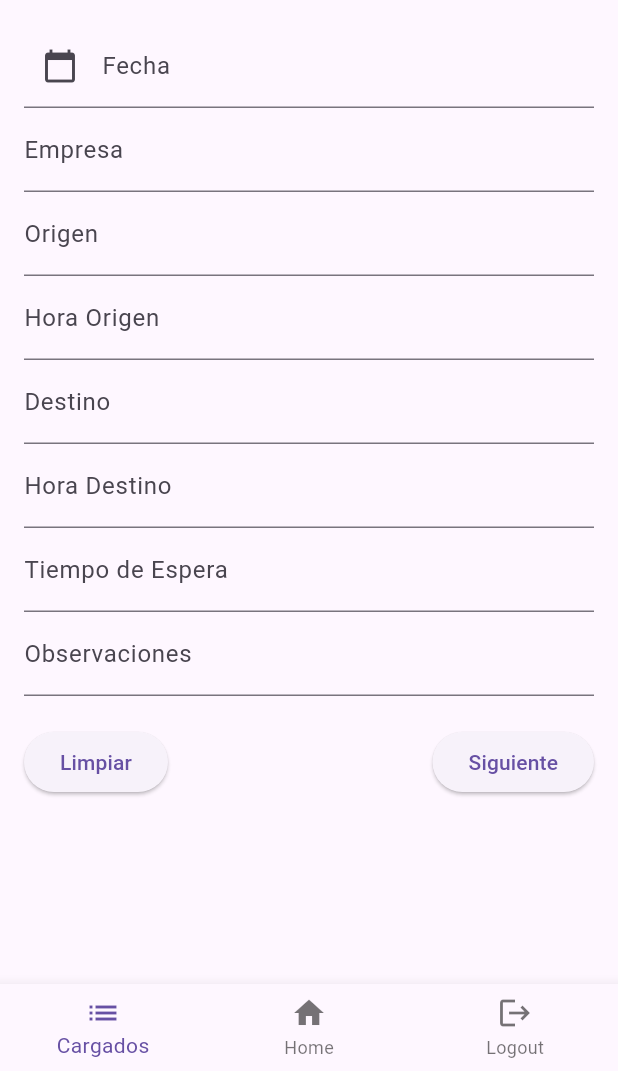
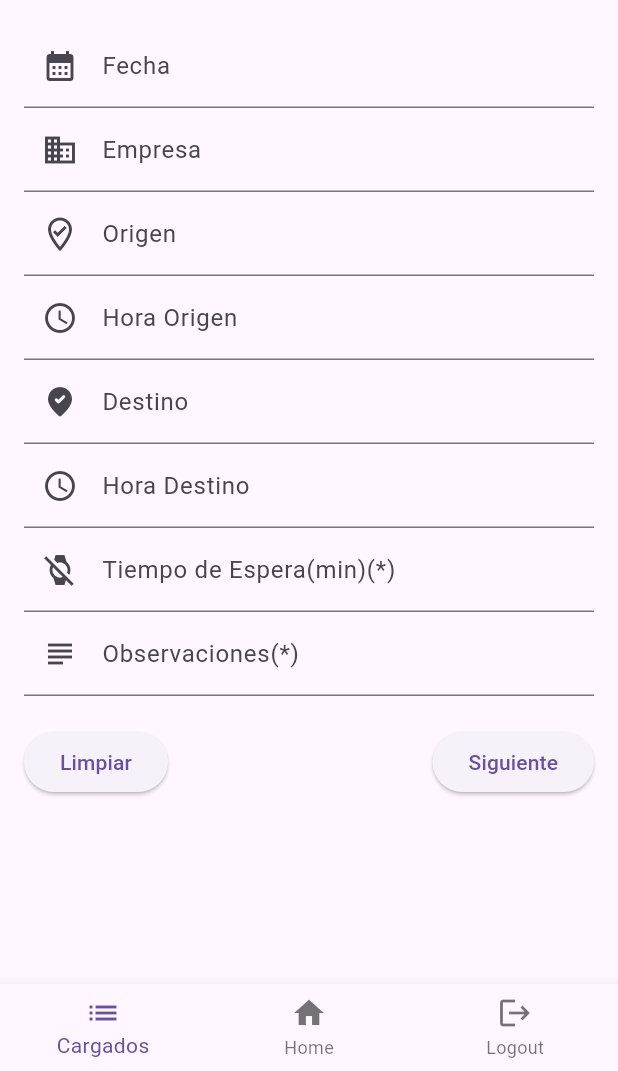
Before and after one commit to joaquinhega/mobnewharvest, a Flutter app: the HomeScreen screen opened directly, on a phone screen of 412 x 824 dp, the part 165-1236 px from its top. Run offline on Flutter 3.47's test engine with Material 3 defaults, Android fonts, the phone set to English and light mode, and no system bars; our stand-ins replace signature.

Commit message:
Asignacion de iconos a Inputs

```diff
--- a/lib/widget/combustibleForm.dart
+++ b/lib/widget/combustibleForm.dart
@@ -137,7 +137,7 @@ class _CombustibleFormState extends State<CombustibleForm> {
               controller: fechaController,
               decoration: InputDecoration(
                 labelText: "Fecha",
-                prefixIcon: Icon(Icons.calendar_today),
+                prefixIcon: Icon(Icons.calendar_month),
               ),
               readOnly: true,
               onTap: () async {
--- a/lib/widget/voucherForm.dart
+++ b/lib/widget/voucherForm.dart
@@ -24,9 +24,9 @@ class _VoucherFormState extends State<VoucherForm> {
   final TextEditingController nombrePasajeroController = TextEditingController();
 
   final SignatureController _signatureController = SignatureController(
-        penStrokeWidth: 2,
+    penStrokeWidth: 3,
     penColor: Colors.black,
-        exportBackgroundColor: Colors.white,
+    exportBackgroundColor: Colors.transparent,
   );
 
   @override
@@ -254,7 +254,8 @@ class _VoucherFormState extends State<VoucherForm> {
 
   @override
   Widget build(BuildContext context) {
-        return Padding(
+    return SingleChildScrollView(
+      child: Padding(
         padding: const EdgeInsets.all(16.0),
         child: Column(
           children: [
@@ -289,7 +290,7 @@ class _VoucherFormState extends State<VoucherForm> {
                   ),
                   ElevatedButton(
                     onPressed: _nextStep,
-                                    child: Text("Confirmar"),
+                    child: Text("Siguiente"),
                   ),
                 ],
               ),
@@ -304,12 +305,13 @@ class _VoucherFormState extends State<VoucherForm> {
                   ),
                   ElevatedButton(
                     onPressed: _submitForm,
-                                    child: Text("Enviar Voucher"),
+                    child: Text("Confirmar"),
                   ),
                 ],
               ),
             ],
           ],
+        ),
       ),
     );
   }
@@ -323,7 +325,7 @@ class _VoucherFormState extends State<VoucherForm> {
             controller: fechaController,
             decoration: InputDecoration(
               labelText: "Fecha",
-                            prefixIcon: Icon(Icons.calendar_today),
+              prefixIcon: Icon(Icons.calendar_month),
             ),
             readOnly: true,
             onTap: () async {
@@ -341,13 +343,35 @@ class _VoucherFormState extends State<VoucherForm> {
             },
             validator: _validateField,
           ),
-                    TextFormField(controller: empresaController, decoration: InputDecoration(labelText: "Empresa"), validator: _validateField),
-                    TextFormField(controller: origenController, decoration: InputDecoration(labelText: "Origen"), validator: _validateField),
-                    TextFormField(controller: horaOrigenController, decoration: InputDecoration(labelText: "Hora Origen"), validator: _validateField),
-                    TextFormField(controller: destinoController, decoration: InputDecoration(labelText: "Destino"), validator: _validateField),
-                    TextFormField(controller: horaDestinoController, decoration: InputDecoration(labelText: "Hora Destino"), validator: _validateField),
-                    TextFormField(controller: tiempoEsperaController, decoration: InputDecoration(labelText: "Tiempo de Espera")),
-                    TextFormField(controller: observacionesController, decoration: InputDecoration(labelText: "Observaciones")),
+          TextFormField(controller: empresaController, decoration: InputDecoration(labelText: "Empresa", prefixIcon: Icon(Icons.business)), validator: _validateField),
+          TextFormField(controller: origenController, decoration: InputDecoration(labelText: "Origen", prefixIcon: Icon(Icons.where_to_vote_outlined)), validator: _validateField),
+          TextFormField(
+            controller: horaOrigenController,
+            decoration: InputDecoration(
+              labelText: "Hora Origen",
+              prefixIcon: Icon(Icons.access_time_outlined)),
+            validator: _validateField,
+            keyboardType: TextInputType.number
+          ),
+          TextFormField(controller: destinoController, decoration: InputDecoration(labelText: "Destino", prefixIcon: Icon(Icons.where_to_vote_rounded)), validator: _validateField),
+          TextFormField(
+            controller: horaDestinoController,
+            decoration: InputDecoration(
+              labelText: "Hora Destino",
+              prefixIcon: Icon(Icons.access_time_outlined)
+            ),
+            validator: _validateField,
+            keyboardType: TextInputType.number
+          ),
+          TextFormField(
+            controller: tiempoEsperaController,
+            decoration: InputDecoration(
+              labelText: "Tiempo de Espera(min)(*)",
+              prefixIcon: Icon(Icons.watch_off)
+            ),
+            keyboardType: TextInputType.number,
+          ),
+          TextFormField(controller: observacionesController, decoration: InputDecoration(labelText: "Observaciones(*)", prefixIcon: Icon(Icons.subject))),
         ],
       ),
     );
@@ -357,9 +381,9 @@ class _VoucherFormState extends State<VoucherForm> {
     return Column(
       children: [
         TextFormField(controller: nombrePasajeroController, decoration: InputDecoration(labelText: "Nombre del Pasajero"), validator: _validateField),
-                SizedBox(height: 20),
+        SizedBox(height: 70),
         Container(
-                    height: 200,
+          height: 270,
           decoration: BoxDecoration(
             border: Border.all(color: Colors.grey),
             borderRadius: BorderRadius.circular(10),
```
Lines whose indentation alone changed are shown as unchanged.
